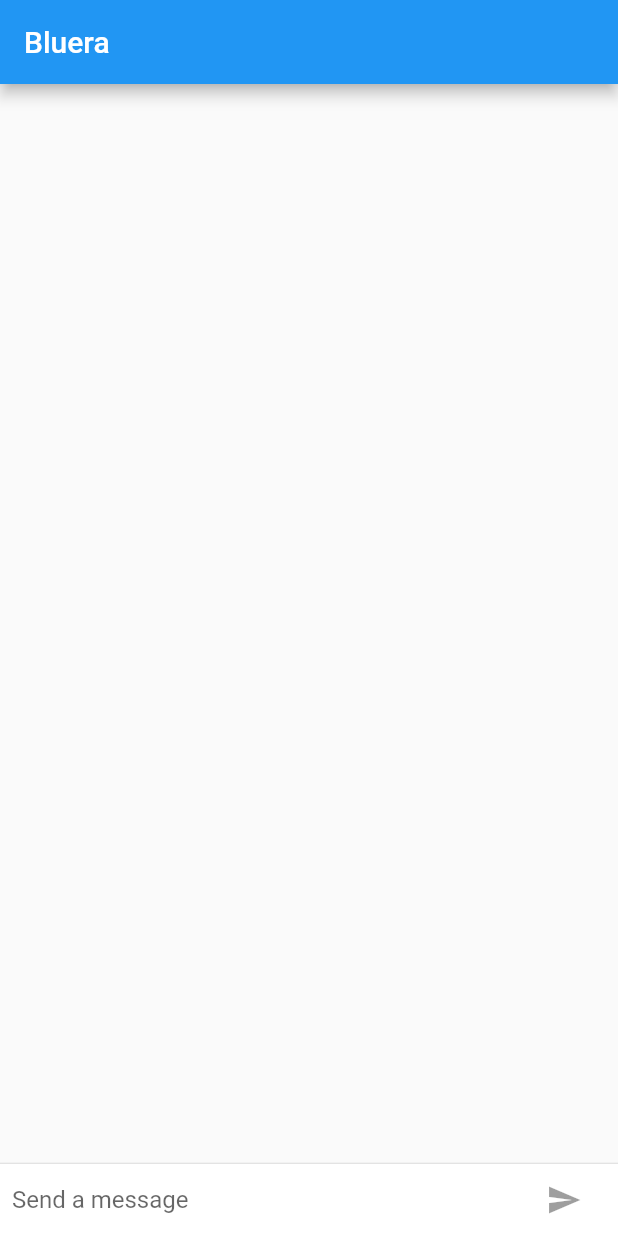
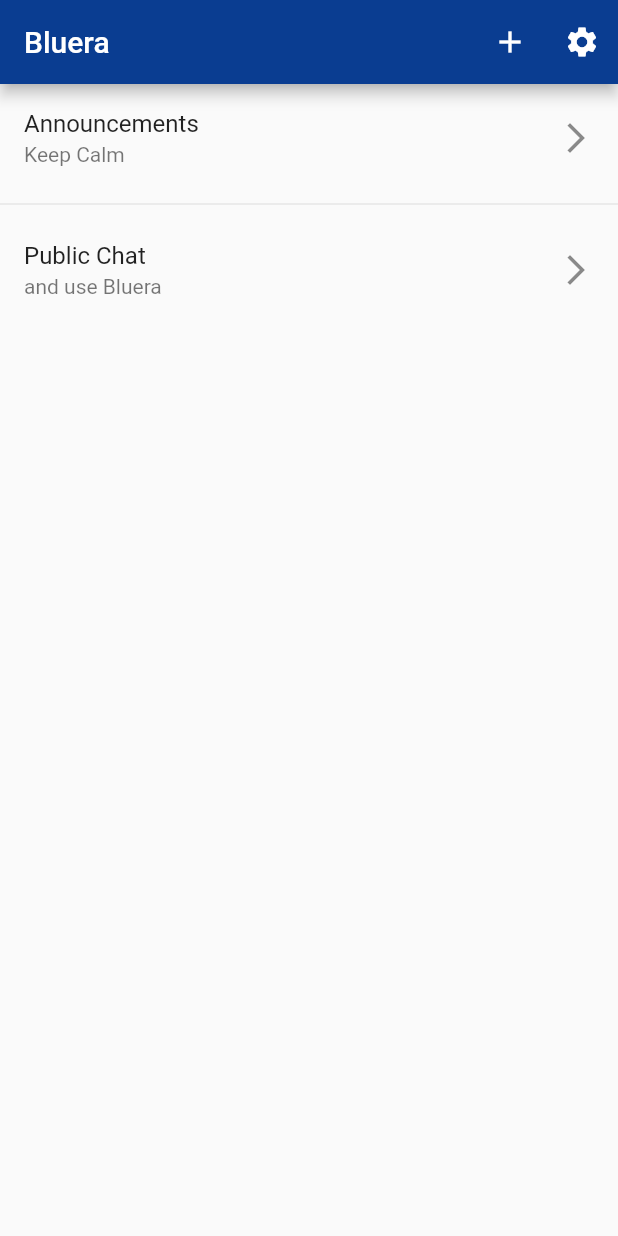
Before and after one commit to umr-ds/bluera, a Flutter app: the screen it shows after launch, on a phone screen of 412 x 824 dp. Run offline on Flutter 3.47's test engine with Material 2 defaults, Android fonts, the phone set to English and light mode, and no system bars.

Commit message:
Add channel list view as home screen

```diff
--- a/lib/main.dart
+++ b/lib/main.dart
@@ -1,6 +1,6 @@
 import 'package:flutter/material.dart';
 import 'package:flutter/cupertino.dart';
-import 'package:Bluera/screens/Chat.dart';
+import 'package:Bluera/screens/Home.dart';
 
 void main() {
   runApp(new FriendlychatApp());
@@ -11,7 +11,7 @@ class FriendlychatApp extends StatelessWidget {
   Widget build(BuildContext context) {
     return new MaterialApp(
       title: "Bluera",
-      home: new ChatScreen(),
+      home: new HomeScreen(),
     );
   }
 }
--- /dev/null
+++ b/lib/screens/Home.dart
@@ -0,0 +1,71 @@
+import 'package:flutter/material.dart';
+import 'package:flutter/cupertino.dart';
+import 'package:Bluera/screens/Chat.dart';
+
+class HomeScreen extends StatelessWidget {
+  @override
+  Widget build(BuildContext context) {
+    return new Scaffold(
+      appBar: new AppBar(
+        title: new Text("Bluera"),
+        backgroundColor: Color(0xFF0A3D91),
+        actions: <Widget>[
+          new IconButton(icon: new Icon(Icons.add),
+            onPressed: (){},
+          ),
+          new IconButton(icon: new Icon(Icons.settings),
+            onPressed: (){},
+          ),
+        ],
+        elevation: Theme.of(context).platform == TargetPlatform.iOS ? 0.0 : 4.0,
+      ),
+      body: ListView.separated(
+        separatorBuilder: (BuildContext context, int index) => Divider(),
+        itemBuilder: (BuildContext context, int index) =>
+            ChannelItem(_channels[index], context),
+        itemCount: _channels.length,
+      ),
+    );
+  }
+}
+
+class Channel {
+  Channel(this.name, this.lastMessage);
+
+  final String name;
+  final String lastMessage;
+}
+
+final List<Channel> _channels = <Channel>[
+  Channel("Announcements", "Keep Calm"),
+  Channel("Public Chat", "and use Bluera")
+];
+
+class ChannelItem extends StatelessWidget {
+  const ChannelItem(this.entry, this.context);
+
+  final Channel entry;
+  final BuildContext context;
+
+  Widget _buildTiles(Channel chan) {
+    return ListTile(
+      key: PageStorageKey<Channel>(chan),
+      title: Text(chan.name),
+      subtitle: Text(chan.lastMessage),
+      trailing: Icon(Icons.arrow_forward_ios),
+      onTap: () {
+        Navigator.push(
+          context,
+          MaterialPageRoute(
+            builder: (context) => ChatScreen(),
+          ),
+        );
+      },
+    );
+  }
+
+  @override
+  Widget build(BuildContext context) {
+    return _buildTiles(entry);
+  }
+}
```
